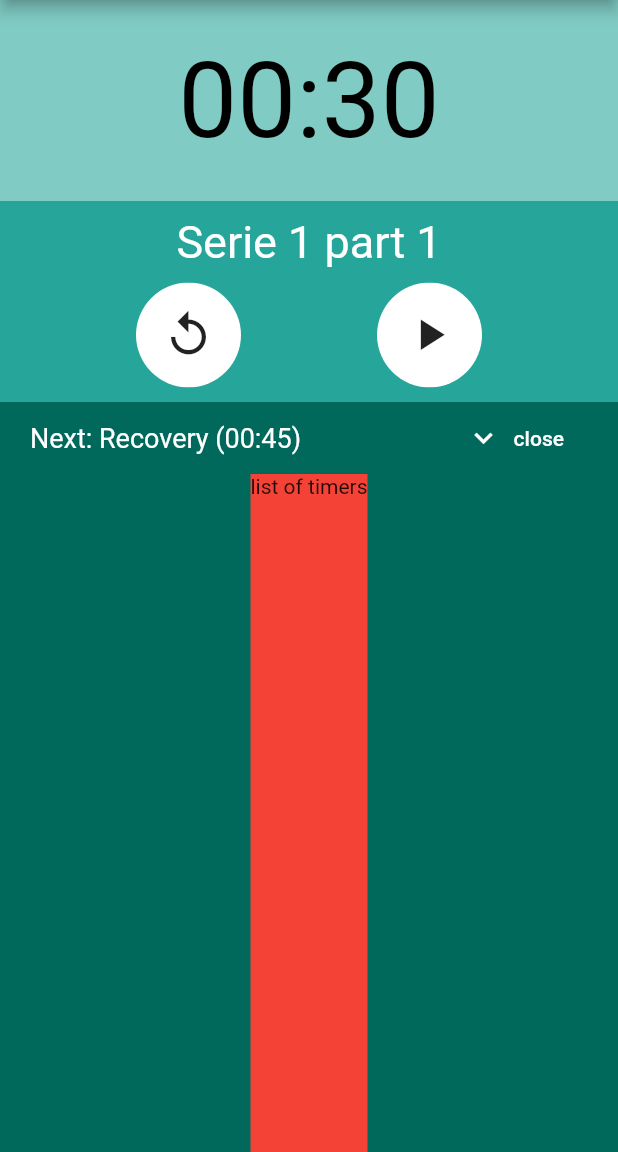
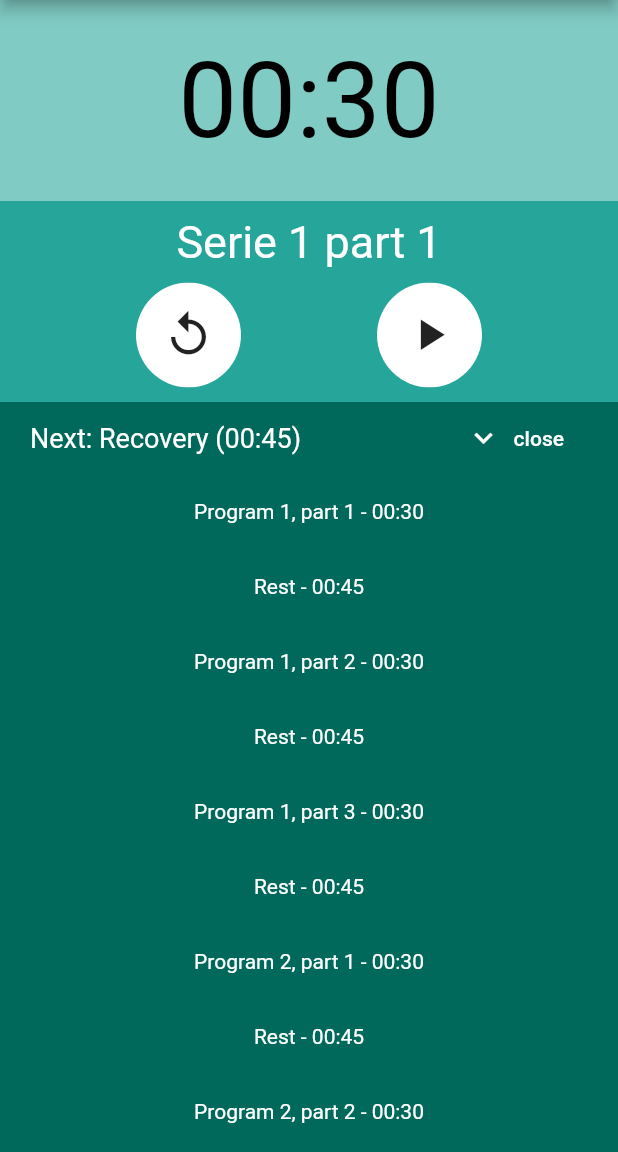
Before and after one commit to raphaelguye/workout_player, a Flutter app: the screen it shows after launch, after a tap on "open", on a phone screen of 412 x 824 dp, the part 84-1236 px from its top. Run offline on Flutter 3.47's test engine with Material 2 defaults, Android fonts, the phone set to English and light mode, and no system bars; our stand-ins replace get_it.

Commit message:
Adding IoC, repository and list of timers in the view

```diff
--- /dev/null
+++ b/lib/ioc-manager.dart
@@ -0,0 +1,10 @@
+import 'package:get_it/get_it.dart';
+import 'model/repository.dart';
+
+class IoCManager {
+  static GetIt ioc = GetIt.instance;
+
+  static void setup() {
+    ioc.registerSingleton<Repository>(new RepositoryImplementation());
+  }
+}
--- a/lib/main.dart
+++ b/lib/main.dart
@@ -3,7 +3,14 @@ import 'dart:io';
 import 'package:flutter/material.dart';
 import 'package:workout_player/shared/material-circle-button.dart';
 
-void main() => runApp(MyApp());
+import 'ioc-manager.dart';
+import 'model/chrono.dart';
+import 'model/repository.dart';
+
+void main() {
+  IoCManager.setup();
+  runApp(MyApp());
+}
 
 class MyApp extends StatelessWidget {
   // This widget is the root of your application.
@@ -26,6 +33,8 @@ class MyHomePage extends StatefulWidget {
 }
 
 class _MyHomePageState extends State<MyHomePage> {
+  Repository _repository;
+
   static const double _timersContainerHeightOpened = 500;
   static const double _timersContainerHeightClosed = 90;
   double _timersContainerHeight = _timersContainerHeightClosed;
@@ -33,6 +42,38 @@ class _MyHomePageState extends State<MyHomePage> {
   bool _isListTimersVisible = false;
   String _openCloseLabel = 'open';
   IconData _openCloseIcon = Icons.keyboard_arrow_up;
+
+  _MyHomePageState() {
+    _repository = IoCManager.ioc.get<Repository>();
+    _repository.addChrono(
+        new Chrono(name: 'Program 1, part 1', minutes: 0, seconds: 30));
+    _repository.addChrono(new Chrono(name: 'Rest', minutes: 0, seconds: 45));
+    _repository.addChrono(
+        new Chrono(name: 'Program 1, part 2', minutes: 0, seconds: 30));
+    _repository.addChrono(new Chrono(name: 'Rest', minutes: 0, seconds: 45));
+    _repository.addChrono(
+        new Chrono(name: 'Program 1, part 3', minutes: 0, seconds: 30));
+    _repository.addChrono(new Chrono(name: 'Rest', minutes: 0, seconds: 45));
+    _repository.addChrono(
+        new Chrono(name: 'Program 2, part 1', minutes: 0, seconds: 30));
+    _repository.addChrono(new Chrono(name: 'Rest', minutes: 0, seconds: 45));
+    _repository.addChrono(
+        new Chrono(name: 'Program 2, part 2', minutes: 0, seconds: 30));
+    _repository.addChrono(new Chrono(name: 'Rest', minutes: 0, seconds: 45));
+    _repository.addChrono(
+        new Chrono(name: 'Program 2, part 3', minutes: 0, seconds: 30));
+    _repository.addChrono(new Chrono(name: 'Rest', minutes: 0, seconds: 45));
+    _repository.addChrono(
+        new Chrono(name: 'Program 2, part 1', minutes: 0, seconds: 30));
+    _repository.addChrono(new Chrono(name: 'Rest', minutes: 0, seconds: 45));
+    _repository.addChrono(
+        new Chrono(name: 'Program 3, part 2', minutes: 0, seconds: 30));
+    _repository.addChrono(new Chrono(name: 'Rest', minutes: 0, seconds: 45));
+    _repository.addChrono(
+        new Chrono(name: 'Program 3, part 3', minutes: 0, seconds: 30));
+    _repository
+        .addChrono(new Chrono(name: 'Recovery', minutes: 12, seconds: 0));
+  }
 
   @override
   Widget build(BuildContext context) {
@@ -97,36 +138,51 @@ class _MyHomePageState extends State<MyHomePage> {
                     duration: Duration(milliseconds: 500),
                     curve: Curves.easeOut,
                     alignment: Alignment.bottomCenter,
-                    padding: EdgeInsets.only(bottom: 0, left: 20, right: 20),
+                    padding: EdgeInsets.all(0),
                     child: Column(children: <Widget>[
-                      Row(
+                      Container(
+                          padding: EdgeInsets.only(left: 20, right: 20),
+                          child: Row(
                             mainAxisAlignment: MainAxisAlignment.spaceBetween,
                             crossAxisAlignment: CrossAxisAlignment.center,
                             children: <Widget>[
                               Text('Next: Recovery (00:45)',
-                              style:
-                                  TextStyle(fontSize: 18, color: Colors.white)),
+                                  style: TextStyle(
+                                      fontSize: 18, color: Colors.white)),
                               FlatButton.icon(
-                              icon: Icon(_openCloseIcon, color: Colors.white),
+                                  icon:
+                                      Icon(_openCloseIcon, color: Colors.white),
                                   label: Text(_openCloseLabel,
                                       style: TextStyle(color: Colors.white)),
                                   onPressed: () {
                                     _openTimersList();
                                   })
                             ],
-                      ),
+                          )),
                       Visibility(
                         visible: _isListTimersVisible,
                         child: Expanded(
-                            child: Container(
-                                color: Colors.red,
-                                child: Text('list of timers'))),
+                            child: ListView.builder(
+                          padding: const EdgeInsets.all(0),
+                          itemCount: _repository.chronoLength,
+                          itemBuilder: _listViewItemWidget,
+                          // separatorBuilder: (BuildContext context, int index) =>
+                          //     const Divider(),
+                        )),
                       ),
                     ])),
               ],
             ),
           ],
         ));
+  }
+
+  Widget _listViewItemWidget(BuildContext context, int index) {
+    return Container(
+        height: 50,
+        child: Center(
+            child: Text(_repository.getChrono(index).toString(),
+                style: TextStyle(color: Colors.white))));
   }
 
   void _openTimersList() {
--- /dev/null
+++ b/lib/model/chrono.dart
@@ -0,0 +1,34 @@
+import 'package:flutter/material.dart';
+import 'package:intl/intl.dart';
+
+class Chrono {
+  final String name;
+  int minutes;
+  int seconds;
+  bool isOver;
+
+  NumberFormat _formatter;
+
+  Chrono(
+      {@required this.name, @required this.minutes, @required this.seconds}) {
+    this._formatter = new NumberFormat("00");
+    this.isOver = false;
+  }
+
+  void decrease() {
+    if (seconds > 0) {
+      seconds--;
+    } else if (minutes > 0) {
+      minutes--;
+      seconds = 59;
+    } else {
+      isOver = true;
+    }
+  }
+
+  @override
+  String toString() =>
+      "$name - ${this._formatter.format(minutes)}:${this._formatter.format(seconds)}";
+
+  Chrono clone() => new Chrono(name: name, minutes: minutes, seconds: seconds);
+}
--- /dev/null
+++ b/lib/model/repository.dart
@@ -0,0 +1,61 @@
+import 'chrono.dart';
+
+abstract class Repository {
+  Chrono getChrono(int index);
+  bool addChrono(Chrono chrono);
+  bool removeChrono(Chrono chrono);
+  int get chronoLength;
+  Chrono nextChrono(Chrono chrono);
+}
+
+class RepositoryImplementation extends Repository {
+  List<Chrono> _chronos;
+
+  RepositoryImplementation() {
+    _chronos = new List<Chrono>();
+  }
+
+  Chrono getChrono(int index) {
+    if (index == null || index > _chronos.length - 1) {
+      return null;
+    }
+    return _chronos[index];
+  }
+
+  bool addChrono(Chrono chrono) {
+    try {
+      _chronos.add(chrono);
+      return true;
+    } catch (exception) {
+      print(exception);
+      return false;
+    }
+  }
+
+  bool removeChrono(Chrono chrono) {
+    try {
+      if (_chronos.contains(chrono)) {
+        return true;
+      }
+
+      return _chronos.remove(chrono);
+    } catch (exception) {
+      print(exception);
+      return false;
+    }
+  }
+
+  Chrono nextChrono(Chrono chrono) {
+    int numberOfChronosWithANext = chronoLength - 1;
+
+    for (var i = 0; i < numberOfChronosWithANext; i++) {
+      if (_chronos[i] == chrono) {
+        return _chronos[i + 1]; // OK because we stop to chronoLength - 1
+      }
+    }
+
+    return null;
+  }
+
+  int get chronoLength => _chronos.length;
+}
--- a/pubspec.yaml
+++ b/pubspec.yaml
@@ -20,9 +20,10 @@ dependencies:
   flutter:
     sdk: flutter
 
-  # The following adds the Cupertino Icons font to your application.
-  # Use with the CupertinoIcons class for iOS style icons.
   cupertino_icons: ^0.1.2
+  intl: ">=0.14.0"
+  rxdart: ^ 0.22.1
+  get_it: ^2.0.3
 
 dev_dependencies:
   flutter_test:
```
Also changed, not shown: pubspec.lock. Lines whose indentation alone changed are shown as unchanged.
